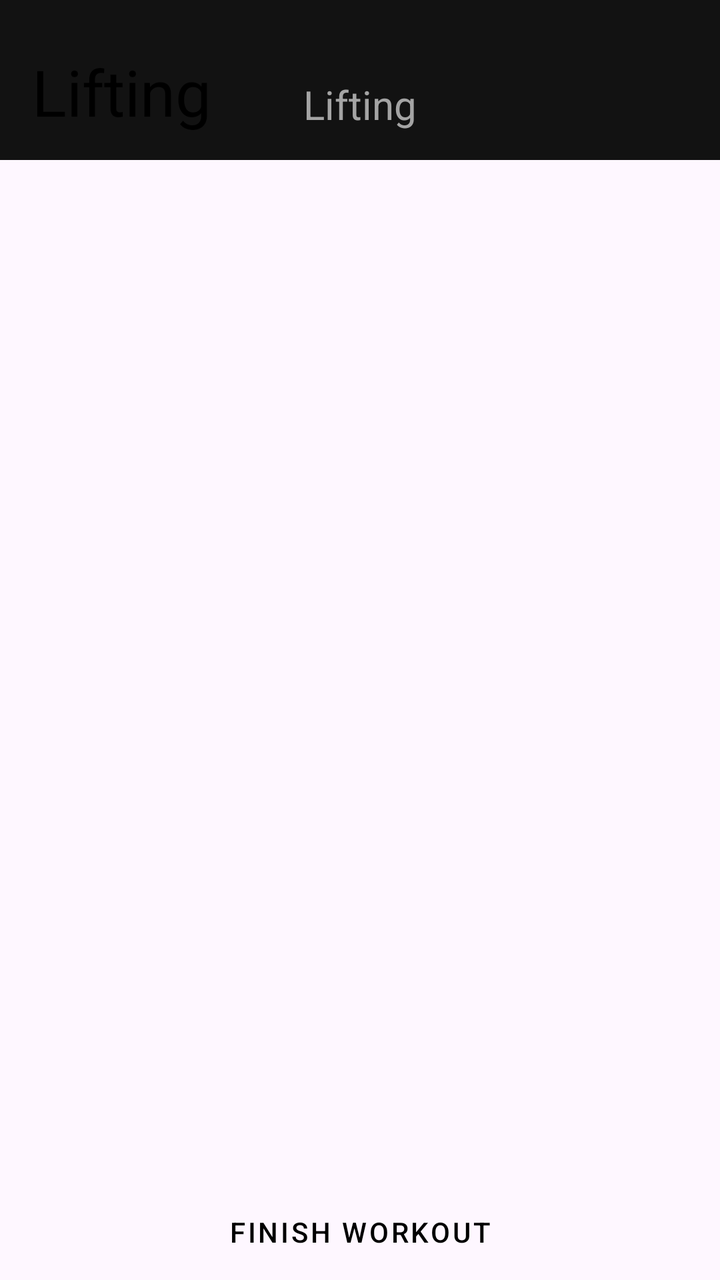
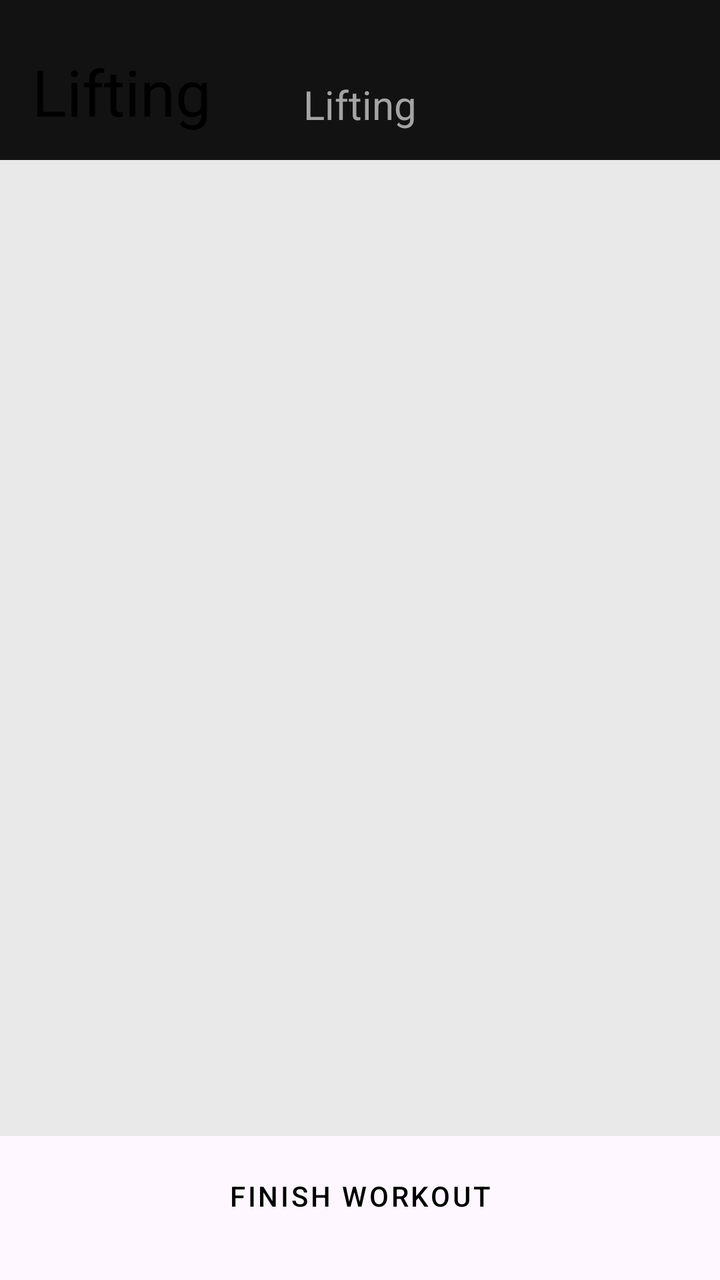

Two renders of the same Android screen: before a commit and after it. Below are the layout's source before the change and the commit's diff.
<!-- AndroidManifest.xml: application theme Theme.GymLoggingApp -->
<!-- res/layout/fragment_lifting.xml -->
<?xml version="1.0" encoding="utf-8"?>
<androidx.constraintlayout.widget.ConstraintLayout xmlns:android="http://schemas.android.com/apk/res/android"
    xmlns:app="http://schemas.android.com/apk/res-auto"
    xmlns:tools="http://schemas.android.com/tools"
    android:layout_width="match_parent"
    android:layout_height="match_parent">


    
    <com.google.android.material.appbar.MaterialToolbar
        android:id="@+id/lifting_toolbar"
        android:layout_width="match_parent"
        android:layout_height="80dp"
        android:paddingTop="12dp"
        android:background="@color/top_nav_background"
        app:layout_constraintEnd_toEndOf="parent"
        app:layout_constraintStart_toStartOf="parent"
        app:layout_constraintTop_toTopOf="parent"
        app:title="Lifting"
        app:titleTextAppearance="@style/TextAppearance.Material3.HeadlineLarge"
        app:titleTextColor="@android:color/black" />

    <TextView
        android:layout_width="wrap_content"
        android:layout_height="wrap_content"
        android:paddingTop="24dp"
        android:text="Lifting"
        android:textColor="@color/mainText"
        android:textSize="20sp"
        app:layout_constraintBottom_toTopOf="@id/recycler_view_exercises"
        app:layout_constraintEnd_toEndOf="parent"
        app:layout_constraintStart_toStartOf="parent"
        app:layout_constraintTop_toTopOf="parent" />

    


    
    <androidx.recyclerview.widget.RecyclerView
        android:id="@+id/recycler_view_exercises"
        android:layout_width="0dp"
        android:layout_height="0dp"
        android:paddingTop="16dp"
        app:layout_constraintBottom_toTopOf="@id/button_finish_workout"
        app:layout_constraintEnd_toEndOf="parent"
        app:layout_constraintStart_toStartOf="parent"
        app:layout_constraintTop_toBottomOf="@id/lifting_toolbar"
        tools:listitem="@layout/item_exercise_log_for_lifting_fragment"/>


    <Button
        android:id="@+id/button_finish_workout"
        style="@style/Widget.MaterialComponents.Button.OutlinedButton"
        android:layout_width="0dp"
        android:layout_height="wrap_content"
        android:text="Finish Workout"
        android:textColor="@color/black"
        app:layout_constraintBottom_toBottomOf="parent"
        app:layout_constraintEnd_toEndOf="parent"
        app:layout_constraintStart_toStartOf="parent" />


</androidx.constraintlayout.widget.ConstraintLayout>
<!-- res/layout/item_exercise_log_for_lifting_fragment.xml (included above) -->
<?xml version="1.0" encoding="utf-8"?>
<androidx.constraintlayout.widget.ConstraintLayout xmlns:android="http://schemas.android.com/apk/res/android"
    xmlns:app="http://schemas.android.com/apk/res-auto"
    android:layout_width="match_parent"
    android:layout_height="wrap_content"
    android:background="?attr/selectableItemBackground"
    android:clickable="true"
    android:focusable="true"
    android:padding="16dp">

    
    <TextView
        android:id="@+id/text_view_exercise_name"
        android:layout_width="0dp"
        android:layout_height="wrap_content"
        android:text="Bench Press"
        android:textColor="@color/black"
        android:textSize="18sp"
        android:textStyle="bold"
        app:layout_constraintEnd_toEndOf="parent"
        app:layout_constraintStart_toStartOf="parent"
        app:layout_constraintTop_toTopOf="parent" />

    
    <TextView
        android:id="@+id/text_view_exercise_sets"
        android:layout_width="0dp"
        android:textColor="@color/black"
        android:layout_height="wrap_content"
        android:layout_marginTop="4dp"
        android:text="135x8, 135x8, 145x6"
        android:textSize="14sp"

        app:layout_constraintEnd_toEndOf="parent"
        app:layout_constraintStart_toStartOf="parent"
        app:layout_constraintTop_toBottomOf="@id/text_view_exercise_name" />



</androidx.constraintlayout.widget.ConstraintLayout>
<!-- resources referenced by this layout -->
<resources>
  <color name="black">#FF000000</color>
  <color name="mainText">#A4A4A4</color>
  <color name="top_nav_background">#121212</color>
  <style name="Theme.GymLoggingApp" parent="Base.Theme.GymLoggingApp" />
  <style name="Base.Theme.GymLoggingApp" parent="Theme.Material3.DayNight.NoActionBar">
          
          
          <item name="android:windowLayoutInDisplayCutoutMode">shortEdges</item>
  
      </style>
</resources>

<!-- the commit's change to res/layout/fragment_lifting.xml (unified diff, before → after) -->
@@ -41,6 +41,7 @@
         android:layout_width="0dp"
         android:layout_height="0dp"
         android:paddingTop="16dp"
+        android:background="@color/lightGray"
         app:layout_constraintBottom_toTopOf="@id/button_finish_workout"
         app:layout_constraintEnd_toEndOf="parent"
         app:layout_constraintStart_toStartOf="parent"
@@ -52,8 +53,10 @@
         android:id="@+id/button_finish_workout"
         style="@style/Widget.MaterialComponents.Button.OutlinedButton"
         android:layout_width="0dp"
-        android:layout_height="wrap_content"
+        android:layout_marginBottom="12dp"
+        android:layout_height="60dp"
         android:text="Finish Workout"
+        android:backgroundTint="@color/lightGray"
         android:textColor="@color/black"
         app:layout_constraintBottom_toBottomOf="parent"
         app:layout_constraintEnd_toEndOf="parent"
<!-- resource entries referenced after the edit -->
@@ -1,6 +1,7 @@
 <!-- resources referenced by this layout -->
 <resources>
   <color name="black">#FF000000</color>
+  <color name="lightGray">#e9e9e9</color>
   <color name="mainText">#A4A4A4</color>
   <color name="top_nav_background">#121212</color>
   <style name="Theme.GymLoggingApp" parent="Base.Theme.GymLoggingApp" />
